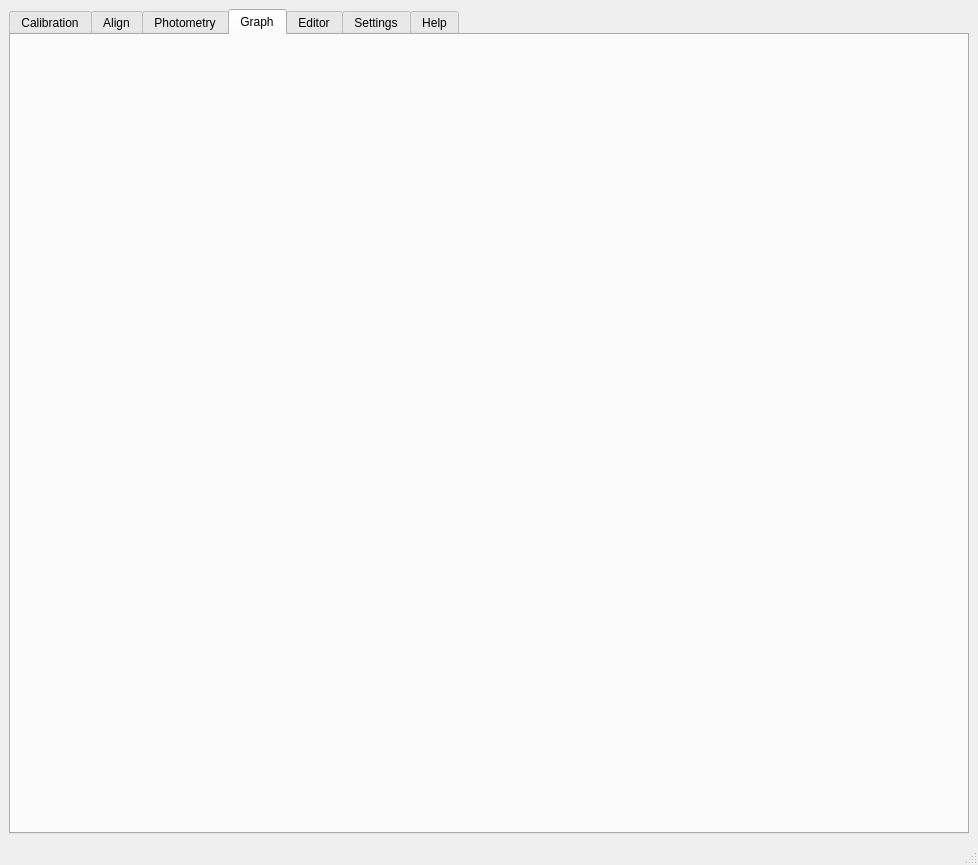
myrafproject/myrafproject, file gui/myraf.ui: the form before one commit.
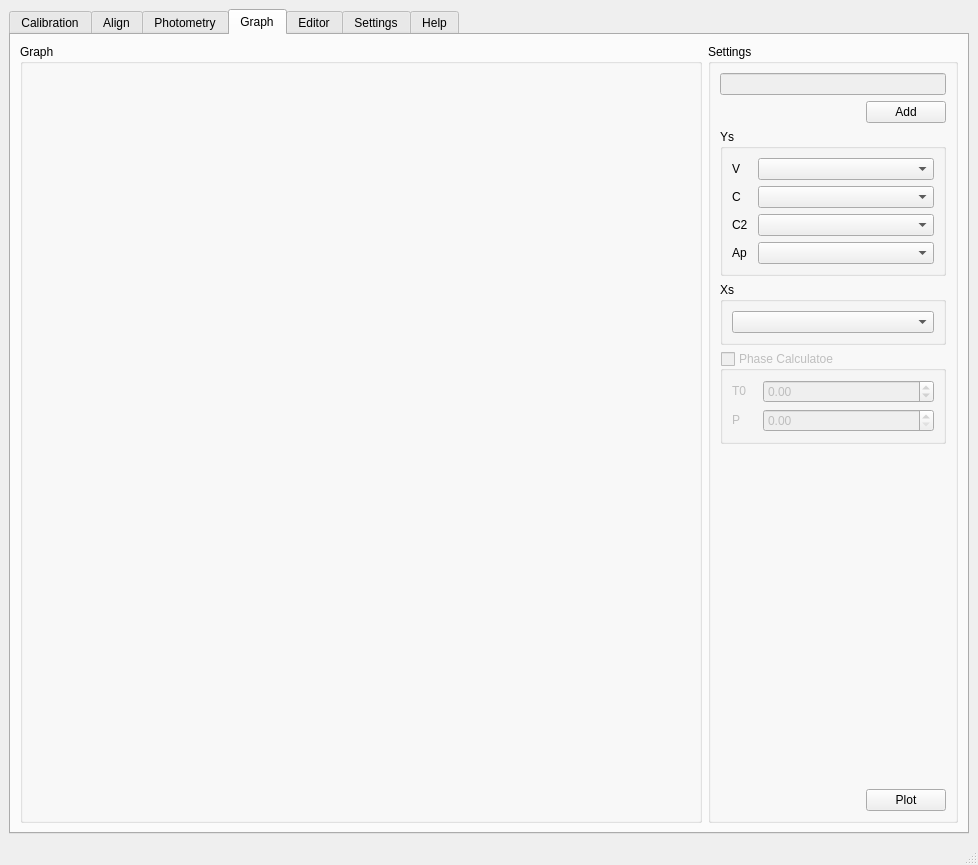
The form after the commit. The open tabs and pages were chosen to show the change. Custom widgets are drawn as their Qt base class.

```diff
--- a/gui/myraf.ui
+++ b/gui/myraf.ui
@@ -618,6 +618,286 @@
        <attribute name="title">
         <string>Graph</string>
        </attribute>
+       <layout class="QGridLayout" name="gridLayout_63">
+        <item row="0" column="0">
+         <widget class="QGroupBox" name="groupBox_21">
+          <property name="title">
+           <string>Graph</string>
+          </property>
+          <layout class="QGridLayout" name="gridLayout_57">
+           <item row="0" column="0">
+            <widget class="matplotlibWidget" name="graph_chart" native="true"/>
+           </item>
+          </layout>
+         </widget>
+        </item>
+        <item row="0" column="1">
+         <widget class="QGroupBox" name="groupBox_22">
+          <property name="minimumSize">
+           <size>
+            <width>250</width>
+            <height>0</height>
+           </size>
+          </property>
+          <property name="maximumSize">
+           <size>
+            <width>250</width>
+            <height>16777215</height>
+           </size>
+          </property>
+          <property name="title">
+           <string>Settings</string>
+          </property>
+          <layout class="QGridLayout" name="gridLayout_58">
+           <item row="0" column="0" colspan="2">
+            <widget class="QLineEdit" name="graph_path">
+             <property name="enabled">
+              <bool>false</bool>
+             </property>
+            </widget>
+           </item>
+           <item row="1" column="0">
+            <spacer name="horizontalSpacer_18">
+             <property name="orientation">
+              <enum>Qt::Horizontal</enum>
+             </property>
+             <property name="sizeHint" stdset="0">
+              <size>
+               <width>141</width>
+               <height>20</height>
+              </size>
+             </property>
+            </spacer>
+           </item>
+           <item row="1" column="1">
+            <widget class="QPushButton" name="graph_get_file">
+             <property name="text">
+              <string>Add</string>
+             </property>
+            </widget>
+           </item>
+           <item row="2" column="0" colspan="2">
+            <widget class="QGroupBox" name="groupBox_23">
+             <property name="title">
+              <string>Ys</string>
+             </property>
+             <layout class="QGridLayout" name="gridLayout_60">
+              <item row="0" column="0">
+               <widget class="QLabel" name="label_36">
+                <property name="minimumSize">
+                 <size>
+                  <width>20</width>
+                  <height>20</height>
+                 </size>
+                </property>
+                <property name="maximumSize">
+                 <size>
+                  <width>20</width>
+                  <height>20</height>
+                 </size>
+                </property>
+                <property name="text">
+                 <string>V</string>
+                </property>
+               </widget>
+              </item>
+              <item row="0" column="1">
+               <widget class="QComboBox" name="graph_variabl_index"/>
+              </item>
+              <item row="1" column="0">
+               <widget class="QLabel" name="label_37">
+                <property name="minimumSize">
+                 <size>
+                  <width>20</width>
+                  <height>20</height>
+                 </size>
+                </property>
+                <property name="maximumSize">
+                 <size>
+                  <width>20</width>
+                  <height>20</height>
+                 </size>
+                </property>
+                <property name="text">
+                 <string>C</string>
+                </property>
+               </widget>
+              </item>
+              <item row="1" column="1">
+               <widget class="QComboBox" name="graph_compair_index"/>
+              </item>
+              <item row="2" column="0">
+               <widget class="QLabel" name="label_38">
+                <property name="minimumSize">
+                 <size>
+                  <width>20</width>
+                  <height>20</height>
+                 </size>
+                </property>
+                <property name="maximumSize">
+                 <size>
+                  <width>20</width>
+                  <height>20</height>
+                 </size>
+                </property>
+                <property name="text">
+                 <string>C2</string>
+                </property>
+               </widget>
+              </item>
+              <item row="2" column="1">
+               <widget class="QComboBox" name="graph_compair2_index"/>
+              </item>
+              <item row="3" column="0">
+               <widget class="QLabel" name="label_39">
+                <property name="minimumSize">
+                 <size>
+                  <width>20</width>
+                  <height>20</height>
+                 </size>
+                </property>
+                <property name="maximumSize">
+                 <size>
+                  <width>20</width>
+                  <height>20</height>
+                 </size>
+                </property>
+                <property name="text">
+                 <string>Ap</string>
+                </property>
+               </widget>
+              </item>
+              <item row="3" column="1">
+               <widget class="QComboBox" name="graph_aperture"/>
+              </item>
+             </layout>
+            </widget>
+           </item>
+           <item row="3" column="0" colspan="2">
+            <widget class="QGroupBox" name="groupBox_24">
+             <property name="title">
+              <string>Xs</string>
+             </property>
+             <layout class="QGridLayout" name="gridLayout_61">
+              <item row="0" column="0">
+               <widget class="QComboBox" name="graph_x_values"/>
+              </item>
+             </layout>
+            </widget>
+           </item>
+           <item row="4" column="0" colspan="2">
+            <widget class="QGroupBox" name="graph_do_phase">
+             <property name="enabled">
+              <bool>false</bool>
+             </property>
+             <property name="title">
+              <string>Phase Calculatoe</string>
+             </property>
+             <property name="checkable">
+              <bool>true</bool>
+             </property>
+             <property name="checked">
+              <bool>false</bool>
+             </property>
+             <layout class="QGridLayout" name="gridLayout_62">
+              <item row="0" column="0">
+               <widget class="QLabel" name="label_40">
+                <property name="minimumSize">
+                 <size>
+                  <width>25</width>
+                  <height>20</height>
+                 </size>
+                </property>
+                <property name="maximumSize">
+                 <size>
+                  <width>25</width>
+                  <height>20</height>
+                 </size>
+                </property>
+                <property name="text">
+                 <string>T0</string>
+                </property>
+               </widget>
+              </item>
+              <item row="0" column="1">
+               <widget class="QDoubleSpinBox" name="graph_t_0">
+                <property name="minimum">
+                 <double>-100000000000000005366162204393472.000000000000000</double>
+                </property>
+                <property name="maximum">
+                 <double>9999999999999999635896294965248.000000000000000</double>
+                </property>
+               </widget>
+              </item>
+              <item row="1" column="0">
+               <widget class="QLabel" name="label_41">
+                <property name="minimumSize">
+                 <size>
+                  <width>25</width>
+                  <height>20</height>
+                 </size>
+                </property>
+                <property name="maximumSize">
+                 <size>
+                  <width>25</width>
+                  <height>20</height>
+                 </size>
+                </property>
+                <property name="text">
+                 <string>P</string>
+                </property>
+               </widget>
+              </item>
+              <item row="1" column="1">
+               <widget class="QDoubleSpinBox" name="graph_period">
+                <property name="minimum">
+                 <double>0.000000000000000</double>
+                </property>
+                <property name="maximum">
+                 <double>9999999999999999635896294965248.000000000000000</double>
+                </property>
+               </widget>
+              </item>
+             </layout>
+            </widget>
+           </item>
+           <item row="5" column="0">
+            <spacer name="verticalSpacer_5">
+             <property name="orientation">
+              <enum>Qt::Vertical</enum>
+             </property>
+             <property name="sizeHint" stdset="0">
+              <size>
+               <width>20</width>
+               <height>90</height>
+              </size>
+             </property>
+            </spacer>
+           </item>
+           <item row="6" column="0">
+            <spacer name="horizontalSpacer_19">
+             <property name="orientation">
+              <enum>Qt::Horizontal</enum>
+             </property>
+             <property name="sizeHint" stdset="0">
+              <size>
+               <width>141</width>
+               <height>20</height>
+              </size>
+             </property>
+            </spacer>
+           </item>
+           <item row="6" column="1">
+            <widget class="QPushButton" name="graph_plot">
+             <property name="text">
+              <string>Plot</string>
+             </property>
+            </widget>
+           </item>
+          </layout>
+         </widget>
+        </item>
+       </layout>
       </widget>
       <widget class="QWidget" name="tab_5">
        <attribute name="title">
@@ -3168,6 +3448,12 @@
    <header>gingawidgetFile</header>
    <container>1</container>
   </customwidget>
+  <customwidget>
+   <class>matplotlibWidget</class>
+   <extends>QWidget</extends>
+   <header>matplotlibwidgetFile</header>
+   <container>1</container>
+  </customwidget>
  </customwidgets>
  <resources/>
  <connections/>
```
Left out of the diff: 27 changed lines with no effect on the pictures.
